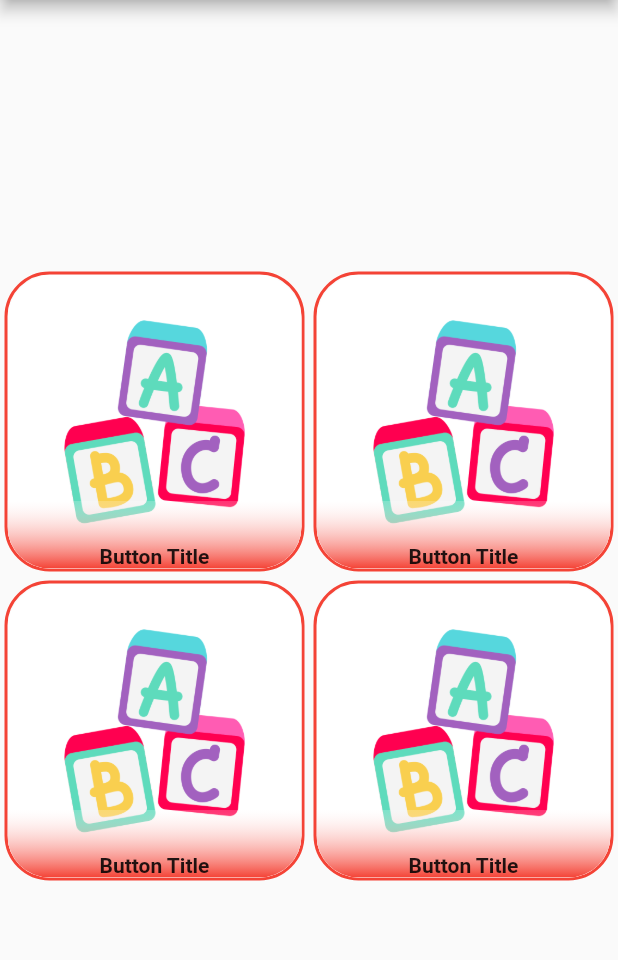
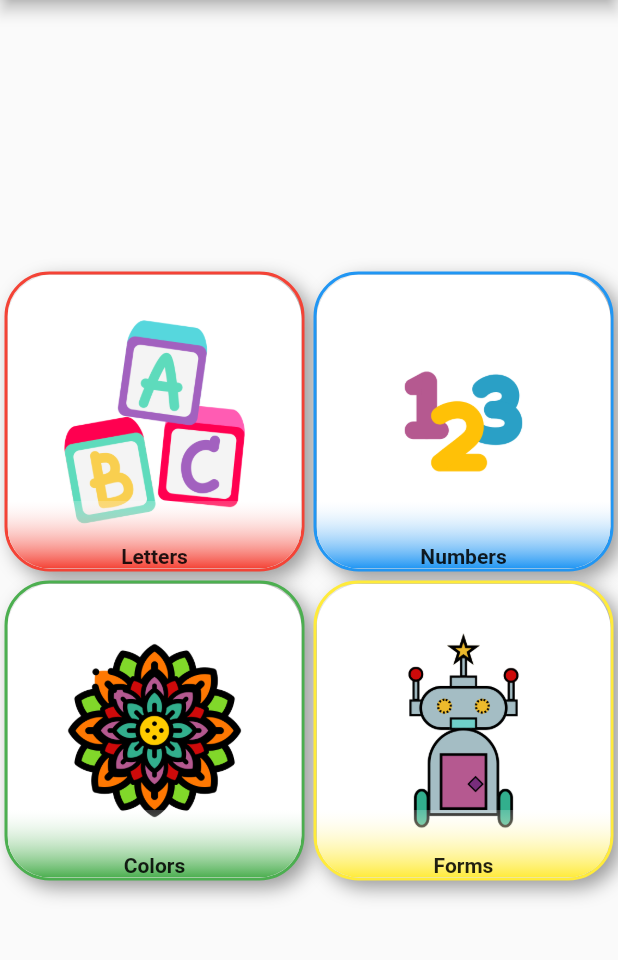
Before and after one commit to DannyFerVar/nunui_app, a Flutter app: the NunuiMenu screen opened directly, on a phone screen of 412 x 824 dp, the part 84-1044 px from its top. Run offline on Flutter 3.47's test engine with Material 2 defaults, Android fonts, the phone set to English and light mode, and no system bars; our stand-ins replace flutter_svg.

Commit message:
Buttons created. TODO: Add navigation to buttons.

```diff
--- a/lib/pages/nunui_app.dart
+++ b/lib/pages/nunui_app.dart
@@ -1,6 +1,7 @@
 import 'package:flutter/material.dart';
 import 'package:nunui/pages/nunui_page_tablet.dart';
 import 'package:nunui/pages/slider_page.dart';
+import 'package:nunui/widgets/buttons.dart';
 
 import 'package:nunui/widgets/squared_button.dart';
 
@@ -18,14 +19,14 @@ class NunuiMenu extends StatelessWidget {
         children: [
           Row(
             children: [
-              Expanded(child: SquaredButton()),
-              Expanded(child: SquaredButton()),
+              Expanded(child: LettersButton()),
+              Expanded(child: NumbersButton()),
             ],
           ),
           Row(
             children: [
-              Expanded(child: SquaredButton()),
-              Expanded(child: SquaredButton()),
+              Expanded(child: ColorsButton()),
+              Expanded(child: FormsButton()),
             ],
           ),
         ],
--- /dev/null
+++ b/lib/widgets/buttons.dart
@@ -0,0 +1,54 @@
+import 'package:flutter/material.dart';
+import 'package:nunui/widgets/squared_button.dart';
+
+class LettersButton extends StatelessWidget {
+  const LettersButton({Key? key}) : super(key: key);
+
+  @override
+  Widget build(BuildContext context) {
+    return SquaredButton(
+      assetName: 'assets/menu_images/abc.png',
+      buttonColor: Colors.red,
+      buttonLabel: 'Letters',
+    );
+  }
+}
+
+class NumbersButton extends StatelessWidget {
+  const NumbersButton({Key? key}) : super(key: key);
+
+  @override
+  Widget build(BuildContext context) {
+    return SquaredButton(
+      assetName: 'assets/menu_images/Numbers.png',
+      buttonColor: Colors.blue,
+      buttonLabel: 'Numbers',
+    );
+  }
+}
+
+class ColorsButton extends StatelessWidget {
+  const ColorsButton({Key? key}) : super(key: key);
+
+  @override
+  Widget build(BuildContext context) {
+    return SquaredButton(
+      assetName: 'assets/menu_images/Colors.png',
+      buttonColor: Colors.green,
+      buttonLabel: 'Colors',
+    );
+  }
+}
+
+class FormsButton extends StatelessWidget {
+  const FormsButton({Key? key}) : super(key: key);
+
+  @override
+  Widget build(BuildContext context) {
+    return SquaredButton(
+      assetName: 'assets/menu_images/Forms.png',
+      buttonColor: Colors.yellow,
+      buttonLabel: 'Forms',
+    );
+  }
+}
--- a/lib/widgets/squared_button.dart
+++ b/lib/widgets/squared_button.dart
@@ -1,14 +1,37 @@
 import 'package:flutter/material.dart';
 
 class SquaredButton extends StatelessWidget {
+  final String assetName;
+  final String buttonLabel;
+  final Color buttonColor;
+
   const SquaredButton({
     Key? key,
+    required this.assetName,
+    required this.buttonLabel,
+    required this.buttonColor,
   }) : super(key: key);
 
   @override
   Widget build(BuildContext context) {
     return Container(
       margin: EdgeInsets.all(3),
+      decoration: BoxDecoration(
+        boxShadow: [
+          BoxShadow(
+            color: Colors.black38,
+            offset: Offset(5, 5),
+            blurRadius: 10,
+          ),
+        ],
+        border: Border.all(
+          color: buttonColor,
+          width: 2.0,
+        ),
+        borderRadius: BorderRadius.all(
+          Radius.circular(30),
+        ),
+      ),
       child: ClipRRect(
         borderRadius: BorderRadius.vertical(
           bottom: Radius.circular(28),
@@ -19,7 +42,7 @@ class SquaredButton extends StatelessWidget {
           child: Stack(
             alignment: Alignment.bottomCenter,
             children: [
-              Image(image: AssetImage('assets/menu_images/abc.png')),
+              Image(image: AssetImage(assetName)),
               Container(
                 alignment: Alignment.bottomCenter,
                 width: double.infinity,
@@ -28,14 +51,11 @@ class SquaredButton extends StatelessWidget {
                   gradient: LinearGradient(
                     begin: Alignment.topCenter,
                     end: Alignment.bottomCenter,
-                    colors: [
-                      Colors.white.withOpacity(0.2),
-                      Colors.red,
-                    ],
+                    colors: [Colors.white.withOpacity(0.2), buttonColor],
                   ),
                 ),
                 child: Text(
-                  'Button Title',
+                  buttonLabel,
                   style: TextStyle(fontWeight: FontWeight.bold),
                 ),
               ),
@@ -43,15 +63,6 @@ class SquaredButton extends StatelessWidget {
           ),
         ),
       ),
-      decoration: BoxDecoration(
-        border: Border.all(
-          color: Colors.red,
-          width: 2.0,
-        ),
-        borderRadius: BorderRadius.all(
-          Radius.circular(30),
-        ),
-      ),
     );
   }
 }
```
Also changed, not shown: lib/main.dart (+10 -11 lines), lib/pages/nunui_page_tablet.dart (+5 -4 lines), lib/pages/slider_page.dart (+4 -3 lines), lib/pages/slider_page_tablet.dart (+4 -3 lines).
